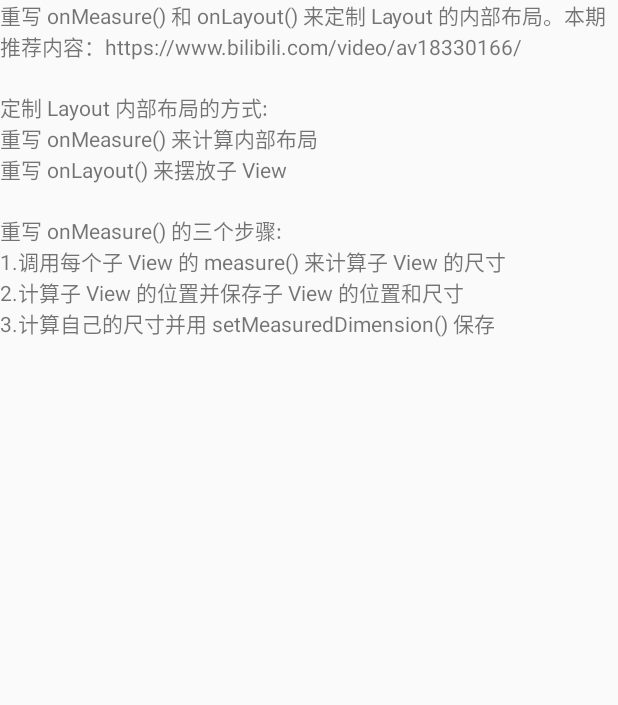
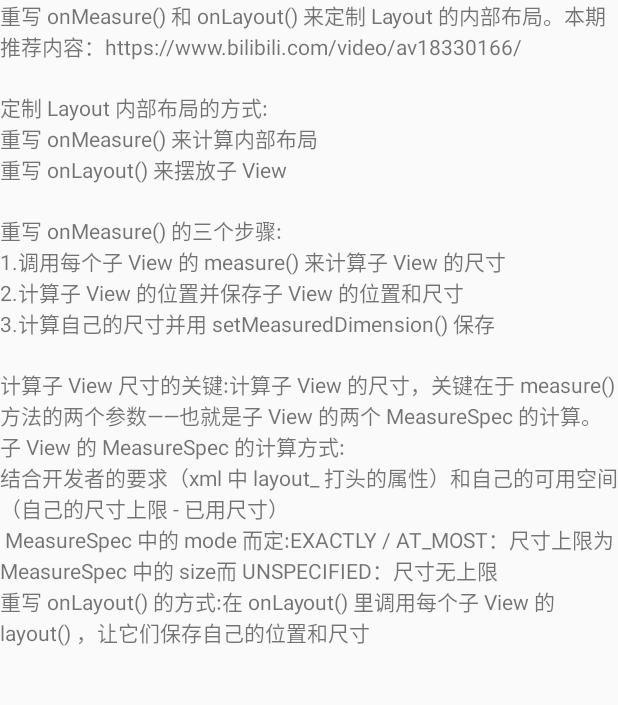
Before and after one commit to bob-dingding/CustomView, an Android app: the InnerLayoutActivity screen opened directly, with no data from a screen before it, on a phone screen of 412 x 824 dp, the part 84-789 px from its top. Run offline under Robolectric (Android 15) with nearby library versions, the phone set to English and light mode, and no system bars.

Commit message:
定制 Layout 的内部布局完成，自定义View基本完成

```diff
--- a/app/src/main/res/layout/activity_innerlayout.xml
+++ b/app/src/main/res/layout/activity_innerlayout.xml
@@ -3,26 +3,30 @@
     xmlns:android="http://schemas.android.com/apk/res/android"
     android:layout_width="match_parent"
     android:layout_height="match_parent">
+
     <ScrollView
         android:layout_width="match_parent"
         android:layout_height="match_parent">
+
         <LinearLayout
             android:layout_width="match_parent"
             android:layout_height="match_parent"
             android:orientation="vertical">
+
             <TextView
                 android:layout_width="wrap_content"
                 android:layout_height="wrap_content"
-                android:textIsSelectable="true"
-                android:text="重写 onMeasure() 和 onLayout() 来定制 Layout 的内部布局。本期推荐内容：https://www.bilibili.com/video/av18330166/"/>
+                android:text="重写 onMeasure() 和 onLayout() 来定制 Layout 的内部布局。本期推荐内容：https://www.bilibili.com/video/av18330166/"
+                android:textIsSelectable="true"/>
 
-        <TextView
-            android:layout_width="wrap_content"
-            android:layout_height="wrap_content"
-            android:layout_marginTop="20dp"
-            android:text="定制 Layout 内部布局的方式:
+            <TextView
+                android:layout_width="wrap_content"
+                android:layout_height="wrap_content"
+                android:layout_marginTop="20dp"
+                android:text="定制 Layout 内部布局的方式:
 \n重写 onMeasure() 来计算内部布局
 \n重写 onLayout() 来摆放子 View"/>
+
             <TextView
                 android:layout_width="wrap_content"
                 android:layout_height="wrap_content"
@@ -31,6 +35,21 @@
 \n1.调用每个子 View 的 measure() 来计算子 View 的尺寸
 \n2.计算子 View 的位置并保存子 View 的位置和尺寸
 \n3.计算自己的尺寸并用 setMeasuredDimension() 保存"/>
+
+            <TextView
+                android:layout_width="wrap_content"
+                android:layout_height="wrap_content"
+                android:layout_marginTop="20dp"
+                android:text="计算子 View 尺寸的关键:计算子 View 的尺寸，关键在于 measure() 方法的两个参数——也就是子 View 的两个 MeasureSpec 的计算。
+\n子 View 的 MeasureSpec 的计算方式:
+\n结合开发者的要求（xml 中 layout_ 打头的属性）和自己的可用空间（自己的尺寸上限 - 已用尺寸）
+\n MeasureSpec 中的 mode 而定:EXACTLY / AT_MOST：尺寸上限为 MeasureSpec 中的 size而
+UNSPECIFIED：尺寸无上限"/>
+
+            <TextView
+                android:layout_width="wrap_content"
+                android:layout_height="wrap_content"
+                android:text="重写 onLayout() 的方式:在 onLayout() 里调用每个子 View 的 layout() ，让它们保存自己的位置和尺寸"/>
         </LinearLayout>
     </ScrollView>
 
```
